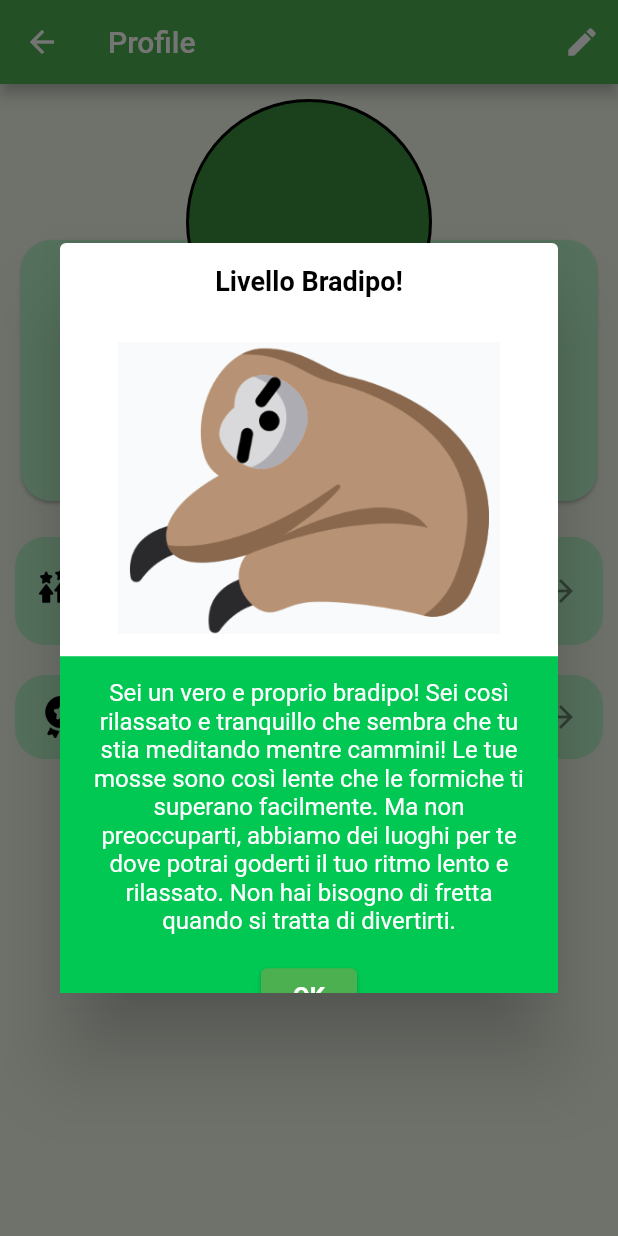
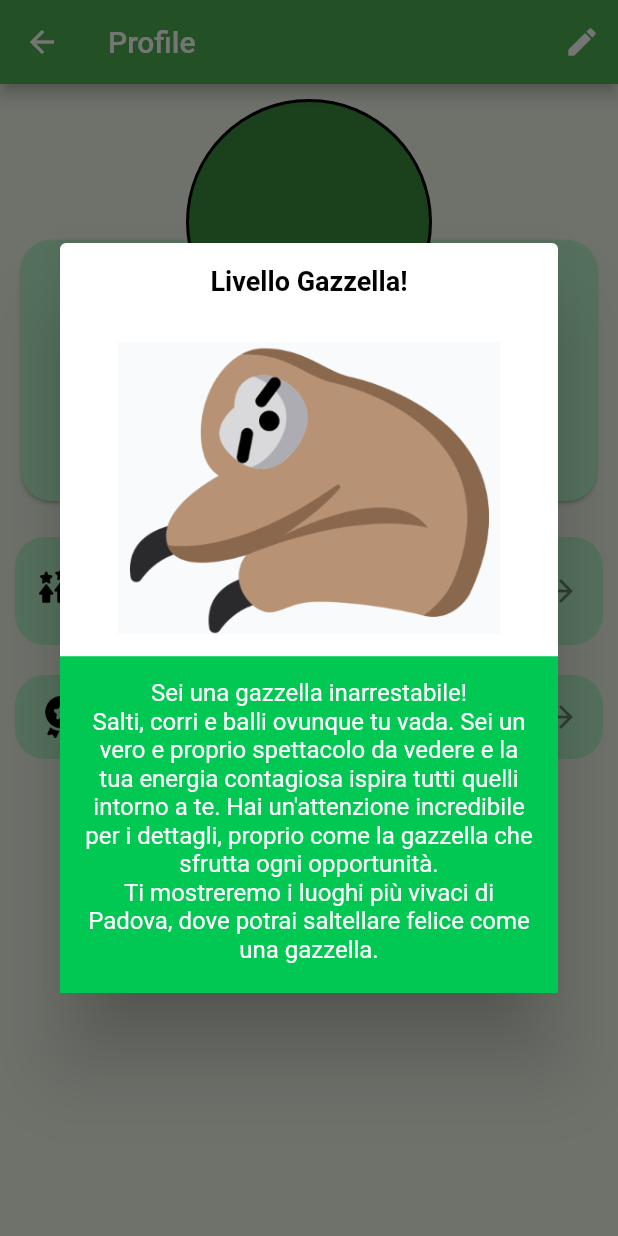
Before and after one commit to mariobon99/progetto_biomedical_wearable, a Flutter app: the ProfilePage screen opened directly, after a tap on "Your Level", on a phone screen of 412 x 824 dp. Run offline on Flutter 3.47's test engine with Material 2 defaults, Android fonts, the phone set to English and light mode, and no system bars; our stand-ins replace floor, geolocator, google_nav_bar, image_picker, jwt_decoder, line_icons and 3 more; missing offline and left inert: dart:ffi; accounts and stored records are empty; generated files the repository leaves out were written again.

Commit message:
Pop-up che varia in base al livello

```diff
--- a/lib/screens/ProfilePage.dart
+++ b/lib/screens/ProfilePage.dart
@@ -7,6 +7,9 @@ import 'package:progetto_wearable/utils/palette.dart';
 import 'package:shared_preferences/shared_preferences.dart';
 import 'package:progetto_wearable/widgets/DialogueEditProfile.dart';
 import 'package:progetto_wearable/widgets/CustomDialogueLevel.dart';
+import 'package:progetto_wearable/utils/levels.dart';
+import 'package:progetto_wearable/repositories/databaseRepository.dart';
+import 'package:provider/provider.dart';
 
 
 class ProfilePage extends StatefulWidget {
@@ -25,6 +28,8 @@ class _ProfilePageState extends State<ProfilePage> {
 
   File? _image;
   var imagePicker;
+
+  int Userlevel = 2;
 
   @override
   void initState() {
@@ -111,7 +116,7 @@ class _ProfilePageState extends State<ProfilePage> {
               ),
               ListTile(
                 title: const Text('Your Level'),
-                subtitle: const Text('Bradipo'),
+                subtitle: const Text('Level name'),
                 leading: const ImageIcon(
                   AssetImage("assets/images/level-up.png"),
                   color: Palette.black,
@@ -123,12 +128,31 @@ class _ProfilePageState extends State<ProfilePage> {
                   borderRadius: BorderRadius.circular(20),
                 ),
                 onTap: (){
-                  showDialog(
-                context: context,
-                builder: (BuildContext context) {
-                  return CustomAlert();
-                },
-              );
+                  if (Userlevel==1){
+                    showDialog(
+                      context: context,
+                      builder: (BuildContext context) {
+                        return CustomAlert(
+                          title: Levels.title1,
+                          imagePath: Levels.imagePath1,
+                          description: Levels.description1,
+                        );
+                      },
+                    );
+                  }
+                  if (Userlevel==2){
+                    showDialog(
+                    context: context,
+                    builder: (BuildContext context) {
+                      return CustomAlert(
+                        title: Levels.title2,
+                        imagePath: Levels.imagePath1,
+                        description: Levels.description2,
+                      );
+                    },
+                  );
+
+                  }
                 },
               ),
               const SizedBox(
--- /dev/null
+++ b/lib/utils/levels.dart
@@ -0,0 +1,11 @@
+class Levels {
+  static const String title1 = 'Livello Bradipo!';
+  static const String imagePath1 = 'assets/images/Bradipo.png';
+  static const String description1 =
+      'Sei un vero e proprio bradipo! Sei così rilassato e tranquillo che sembra che tu stia meditando mentre cammini! Le tue mosse sono così lente che le formiche ti superano facilmente. Ma non preoccuparti, abbiamo dei luoghi per te dove potrai goderti il tuo ritmo lento e rilassato. Non hai bisogno di fretta quando si tratta di divertirti.';
+
+  static const String title2 = 'Livello Gazzella!';
+  static const String imagePath2 = 'assets/images/Bradipo.png';
+  static const String description2 =
+      'Sei una gazzella inarrestabile! \nSalti, corri e balli ovunque tu vada. Sei un vero e proprio spettacolo da vedere e la tua energia contagiosa ispira tutti quelli intorno a te. Hai un\'attenzione incredibile per i dettagli, proprio come la gazzella che sfrutta ogni opportunità.\nTi mostreremo i luoghi più vivaci di Padova, dove potrai saltellare felice come una gazzella.';
+}
--- a/lib/widgets/CustomDialogueLevel.dart
+++ b/lib/widgets/CustomDialogueLevel.dart
@@ -3,6 +3,13 @@ import 'package:flutter/material.dart';
 import '../utils/palette.dart';
 
 class CustomAlert extends StatelessWidget {
+  String title;
+  String imagePath;
+  String description;
+
+  CustomAlert({required this.title, required this.imagePath, required this.description});
+
+
   @override
   Widget build(BuildContext context) {
     return Dialog(
@@ -18,28 +25,29 @@ class CustomAlert extends StatelessWidget {
               child: Padding(
                 padding: const EdgeInsets.all(15.0),
                 child: Text(
-                  'Livello Bradipo!',
-                  style: TextStyle(
+                  title,
+                  style: const TextStyle(
                     fontSize: 18,
                     fontWeight: FontWeight.bold,
-                    color: Colors.black,
+                    color: Palette.black,
                   ),
                 ),
               ),
             ),
             Expanded(
               child: Container(
-                color: Colors.white,
+                color: Palette.white,
                 child: Padding(
                   padding: const EdgeInsets.all(15.0),
                   child: Image.asset(
-                    'assets/images/Bradipo.png',
+                    imagePath,
                     fit: BoxFit.contain,
                   ),
                 ),
               ),
             ),
             Expanded(
+              child: Scrollbar(
                 child: SingleChildScrollView(
                   child: Container(
                     color: Palette.tertiaryColor,
@@ -49,8 +57,8 @@ class CustomAlert extends StatelessWidget {
                         mainAxisAlignment: MainAxisAlignment.center,
                         children: [
                           Text(
-                          'Sei un vero e proprio bradipo! Sei così rilassato e tranquillo che sembra che tu stia meditando mentre cammini! Le tue mosse sono così lente che le formiche ti superano facilmente. Ma non preoccuparti, abbiamo dei luoghi per te dove potrai goderti il tuo ritmo lento e rilassato. Non hai bisogno di fretta quando si tratta di divertirti.',
-                          style: TextStyle(
+                            description,
+                            style: const TextStyle(
                               fontSize: 16,
                               color: Colors.white,
                             ),
@@ -61,8 +69,8 @@ class CustomAlert extends StatelessWidget {
                             onPressed: () {
                               Navigator.of(context).pop();
                             },
-                          child: Text(
-                            'OK',
+                            child: const Text(
+                              'OK!',
                               style: TextStyle(
                                 fontSize: 16,
                                 fontWeight: FontWeight.bold,
@@ -75,6 +83,7 @@ class CustomAlert extends StatelessWidget {
                   ),
                 ),
               ),
+            ),
           ],
         ),
       ),
```
Lines whose indentation alone changed are shown as unchanged.
